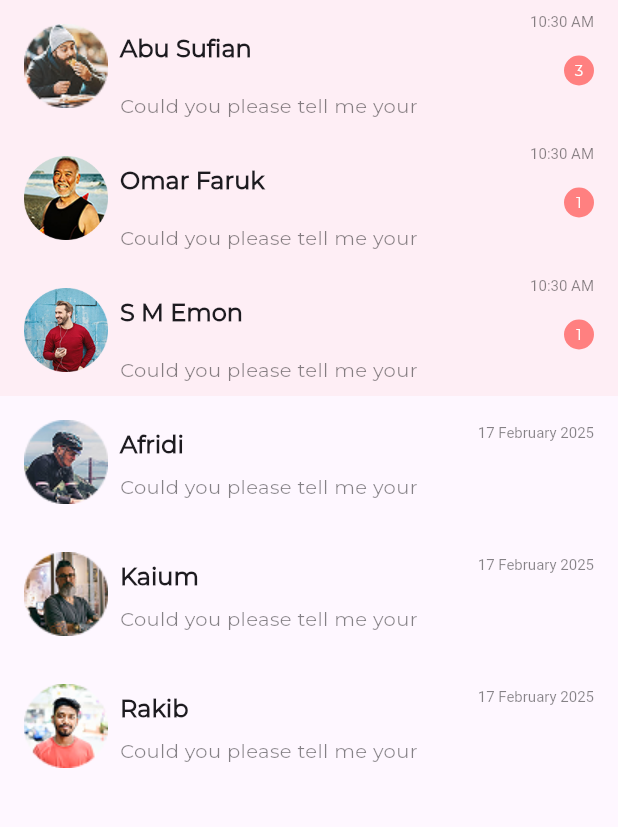
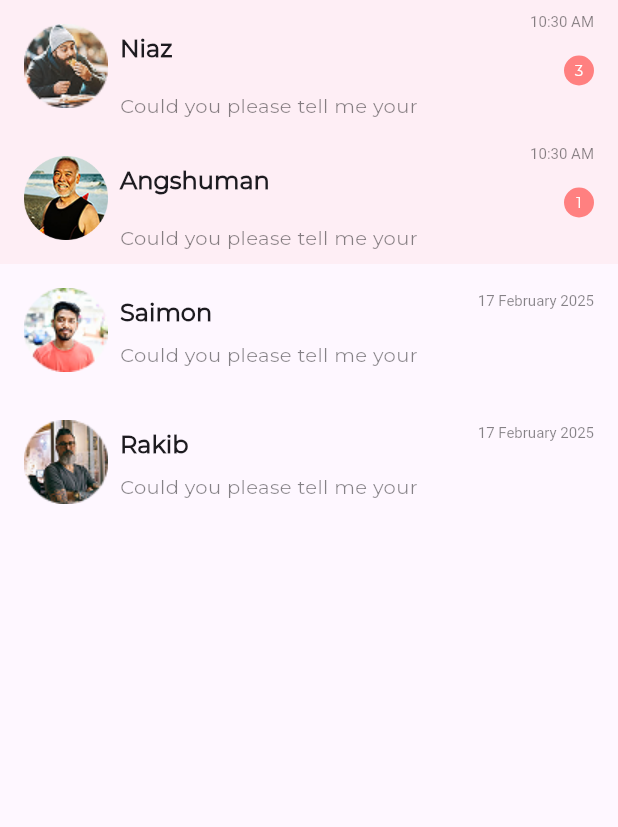
Before and after one commit to saimon7g/Bands_Picker_Project, a Flutter app: the MessagePage screen opened directly, on a phone screen of 412 x 824 dp, the part 111-938 px from its top. Run offline on Flutter 3.47's test engine with Material 3 defaults, Android fonts, the light colour scheme and no system bars; our stand-ins replace flutter_svg, get.

Commit message:
model,appbar, message page updated

```diff
--- a/lib/main.dart
+++ b/lib/main.dart
@@ -4,12 +4,14 @@ import 'ui/pages/account_module/screen/account_screen.dart';
 import 'ui/pages/home_module/screen/home_screen.dart';
 import 'ui/pages/booking_module/screen/booking_screen.dart';
 import 'ui/pages/message_module/screen/message_screen.dart';
+import 'package:bands_picker/di/locator.dart' as di;
 
 
+void main() async{
 
+  WidgetsFlutterBinding.ensureInitialized();
+  await di.init();
 
-
-void main() {
   runApp(const MyApp());
 }
 
--- a/lib/ui/pages/message_module/controllers/chat_controller.dart
+++ b/lib/ui/pages/message_module/controllers/chat_controller.dart
@@ -2,62 +2,92 @@ import 'package:flutter/material.dart';
 import 'package:get/get.dart';
 import '../../message_module/data/inbox_model.dart'; // Import your model
 
+class ChatController extends GetxController implements GetxService{
 
-class ChatController extends GetxController {
-  // Observable list of messages
-  var messages = <ChatMessage>[].obs;
+  ChatController();
 
-  @override
-  void onInit() {
-    super.onInit();
-    loadMessages(); // Load messages when the controller is initialized.This line calls
-    // the loadMessages() method, which is defined later in the code. This is where you'll fetch or load your chat messages.
-  }
+  List<ChatMessage> get messages => _messages;
 
-  void loadMessages() { // This is the name of the method. It's a custom method that you've created to load your chat messages.
-    messages.value = [
-      ChatMessage(
-        name: "Abu Sufian",
-        message: "Could you please tell me your",
-        dateTime: DateTime.now(),
-        notSeenMessageAmount: 3,
-        imagePath: 'assets/images/eattt.png',
-      ),
-      ChatMessage(
-        name: "Omar Faruk",
-        message: "Could you please tell me your",
-        dateTime: DateTime.now(),
-        notSeenMessageAmount: 1,
-        imagePath: 'assets/images/Elli5.png',
-      ),
-      ChatMessage(
-        name: "S M Emon",
-        message: "Could you please tell me your",
-        dateTime: DateTime.now(),
-        notSeenMessageAmount: 1,
-        imagePath: 'assets/images/Ellips.png',
-      ),
-      ChatMessage(
-        name: "Afridi",
-        message: "Could you please tell me your",
-        dateTime: DateTime.now(),
-        notSeenMessageAmount: 0,
-        imagePath: 'assets/images/human.png',
-      ),
-      ChatMessage(
-        name: "Kaium",
-        message: "Could you please tell me your",
-        dateTime: DateTime.now(),
-        notSeenMessageAmount: 0,
-        imagePath: 'assets/images/65.png',
-      ),
-      ChatMessage(
-        name: "Rakib",
-        message: "Could you please tell me your",
-        dateTime: DateTime.now(),
-        notSeenMessageAmount: 0,
-        imagePath: 'assets/images/Ellipsededd.png',
-      ),
-    ];
-  }
+ final  _messages = <ChatMessage>[
+    ChatMessage(name: "Niaz", message: "Could you please tell me your",
+      notSeenMessageAmount: 3, imagePath:'assets/images/eattt.png',
+        dateTime: DateTime.now() ),
+
+   ChatMessage(name: "Angshuman", message: "Could you please tell me your",
+       notSeenMessageAmount: 1, imagePath:'assets/images/Elli5.png',
+       dateTime: DateTime.now() ),
+
+   ChatMessage(name: "Saimon", message: "Could you please tell me your",
+       notSeenMessageAmount: 0, imagePath:'assets/images/Ellipsededd.png',
+       dateTime: DateTime.now() ),
+
+   ChatMessage(name: "Rakib", message: "Could you please tell me your",
+       notSeenMessageAmount: 0, imagePath:'assets/images/65.png',
+       dateTime: DateTime.now() ),
+  ].obs;
+
+
+
 }
+
+
+
+
+// class ChatController extends GetxController  {
+//   // Observable list of messages
+//   var messages = <ChatMessage>[].obs;
+//
+//   @override
+//   void onInit() {
+//     super.onInit();
+//     loadMessages(); // Load messages when the controller is initialized.This line calls
+//     // the loadMessages() method, which is defined later in the code. This is where you'll fetch or load your chat messages.
+//   }
+//
+//   void loadMessages() { // This is the name of the method. It's a custom method that you've created to load your chat messages.
+//     messages.value = [
+//       ChatMessage(
+//         name: "Abu Sufian",
+//         message: "Could you please tell me your",
+//         dateTime: DateTime.now(),
+//         notSeenMessageAmount: 3,
+//         imagePath: 'assets/images/eattt.png',
+//       ),
+//       ChatMessage(
+//         name: "Omar Faruk",
+//         message: "Could you please tell me your",
+//         dateTime: DateTime.now(),
+//         notSeenMessageAmount: 1,
+//         imagePath: 'assets/images/Elli5.png',
+//       ),
+//       ChatMessage(
+//         name: "S M Emon",
+//         message: "Could you please tell me your",
+//         dateTime: DateTime.now(),
+//         notSeenMessageAmount: 1,
+//         imagePath: 'assets/images/Ellips.png',
+//       ),
+//       ChatMessage(
+//         name: "Afridi",
+//         message: "Could you please tell me your",
+//         dateTime: DateTime.now(),
+//         notSeenMessageAmount: 0,
+//         imagePath: 'assets/images/human.png',
+//       ),
+//       ChatMessage(
+//         name: "Kaium",
+//         message: "Could you please tell me your",
+//         dateTime: DateTime.now(),
+//         notSeenMessageAmount: 0,
+//         imagePath: 'assets/images/65.png',
+//       ),
+//       ChatMessage(
+//         name: "Rakib",
+//         message: "Could you please tell me your",
+//         dateTime: DateTime.now(),
+//         notSeenMessageAmount: 0,
+//         imagePath: 'assets/images/Ellipsededd.png',
+//       ),
+//     ];
+//   }
+// }
--- a/lib/ui/pages/message_module/data/inbox_model.dart
+++ b/lib/ui/pages/message_module/data/inbox_model.dart
@@ -35,7 +35,7 @@ class ChatMessage {
 
   DateTime? get dateTime => null;
 
-  // Convert Model to JSON8
+  // Convert Model to JSON
   Map<String, dynamic> toJson() {
     return {
       'name': name,
```
Also changed, not shown: lib/di/locator.dart (added, +17 -0 lines).
